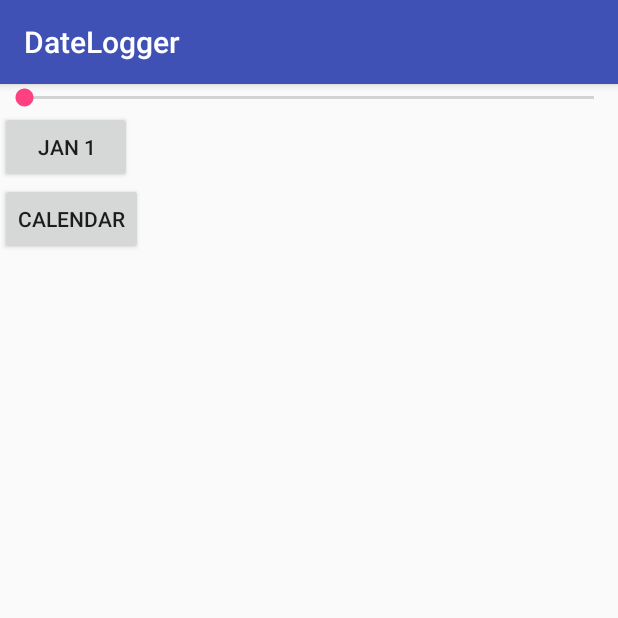
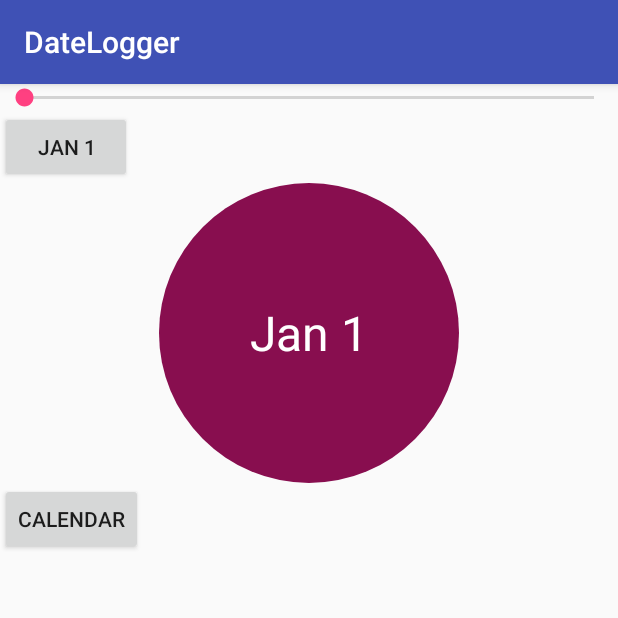
Before and after one commit to sgaw/DateLogger, an Android app: the screen it shows after launch (MainActivity), on a phone screen of 412 x 824 dp, the top half of it. Run offline under Robolectric (Android 15) with nearby library versions, the phone set to English and light mode, and no system bars.

Commit message:
Custom circular button widget

```diff
--- /dev/null
+++ b/app/src/main/java/com/playground/sgaw/sample/datelogger/CircularButton.java
@@ -0,0 +1,77 @@
+package com.playground.sgaw.sample.datelogger;
+
+import android.content.Context;
+import android.graphics.Canvas;
+import android.graphics.Color;
+import android.graphics.Paint;
+import android.support.v4.content.ContextCompat;
+import android.text.TextPaint;
+import android.util.AttributeSet;
+import android.view.View;
+
+import java.text.SimpleDateFormat;
+import java.util.Date;
+
+/**
+ * Circular button that displays text.
+ *
+ * Adapter from https://caster.io/episodes/custom-views-and-viewgroups-part-1/
+ */
+
+public class CircularButton extends View implements IDateView {
+    private Paint mCircularPaint;
+    private TextPaint mTextPaint;
+
+    private SimpleDateFormat mFormat;
+    private String mText = "Hello World";
+
+    public CircularButton(Context context) {
+        this(context, null);
+    }
+
+    public CircularButton(Context context, AttributeSet attrs) {
+        super(context, attrs);
+
+        init(context);
+    }
+
+    @Override
+    public void setValue(Date value) {
+        mText = mFormat.format(value);
+        invalidate();
+    }
+
+    @Override
+    public void onDraw(Canvas canvas) {
+        super.onDraw(canvas); // No-op call
+
+        int canvasWidth = canvas.getWidth();
+        int canvasHeight = canvas.getHeight();
+
+        int smallestWidth = (canvasWidth < canvasHeight) ? canvasWidth : canvasHeight;
+
+        float centerX = canvasWidth * 0.5f;
+        float centerY = canvasHeight * 0.5f;
+
+        float radius = smallestWidth * 0.5f;
+        canvas.drawCircle(centerX, centerY, radius, mCircularPaint);
+
+        float textOffsetX = mTextPaint.measureText(mText) * 0.5f;
+        float textOffsetY = mTextPaint.getFontMetrics().ascent * 0.4f;
+        canvas.drawText(mText, centerX - textOffsetX, centerY - textOffsetY, mTextPaint);
+
+    }
+
+    private void init(Context context) {
+        mFormat = new SimpleDateFormat("MMM d");
+
+        mCircularPaint = new Paint();
+        mTextPaint = new TextPaint(Paint.ANTI_ALIAS_FLAG);
+
+        // TODO: Use attributes
+        mCircularPaint.setColor(Color.parseColor("#880E4F"));
+        mTextPaint.setColor(ContextCompat.getColor(context, android.R.color.white));
+        // TODO: Use dimension/attribute
+        mTextPaint.setTextSize(32f * getResources().getDisplayMetrics().scaledDensity);
+    }
+}
--- a/app/src/main/java/com/playground/sgaw/sample/datelogger/MainActivity.java
+++ b/app/src/main/java/com/playground/sgaw/sample/datelogger/MainActivity.java
@@ -35,7 +35,8 @@ public class MainActivity extends AppCompatActivity {
         });
 
         Button recordButton = (Button) findViewById(R.id.recordButton);
-        mPresenter = new InputPresenter(new DateView(recordButton));
+        CircularButton circularButton = (CircularButton) findViewById(R.id.circularButton);
+        mPresenter = new InputPresenter(new DateView(recordButton, circularButton));
         recordButton.setOnClickListener(new View.OnClickListener() {
             @Override
             public void onClick(View view) {
@@ -46,6 +47,8 @@ public class MainActivity extends AppCompatActivity {
                         .show();
             }
         });
+
+
 
         SeekBar seekBar = (SeekBar) findViewById(R.id.seekBar);
         seekBar.setOnSeekBarChangeListener(new SeekBar.OnSeekBarChangeListener() {
@@ -76,16 +79,18 @@ public class MainActivity extends AppCompatActivity {
     private static class DateView implements IDateView {
         private final Button mButton;
         private final SimpleDateFormat mFormat;
+        private final CircularButton mCiruclarButton;
 
-        private DateView(Button button) {
+        private DateView(Button button, CircularButton circularButton) {
             mButton = button;
+            mCiruclarButton = circularButton;
             mFormat = new SimpleDateFormat("MMM d");
         }
 
         @Override
         public void setValue(Date value) {
-            // TODO: format string
             mButton.setText(mFormat.format(value));
+            mCiruclarButton.setValue(value);
         }
     }
 }
--- a/app/src/main/res/layout/activity_main.xml
+++ b/app/src/main/res/layout/activity_main.xml
@@ -24,6 +24,11 @@
         tools:layout_editor_absoluteY="183dp"
         android:id="@+id/recordButton"/>
 
+    <com.playground.sgaw.sample.datelogger.CircularButton
+        android:id="@+id/circularButton"
+        android:layout_width="match_parent"
+        android:layout_height="200dp"/>
+
     <Button
         android:text="@string/main_button_launch"
         android:layout_width="wrap_content"
```
